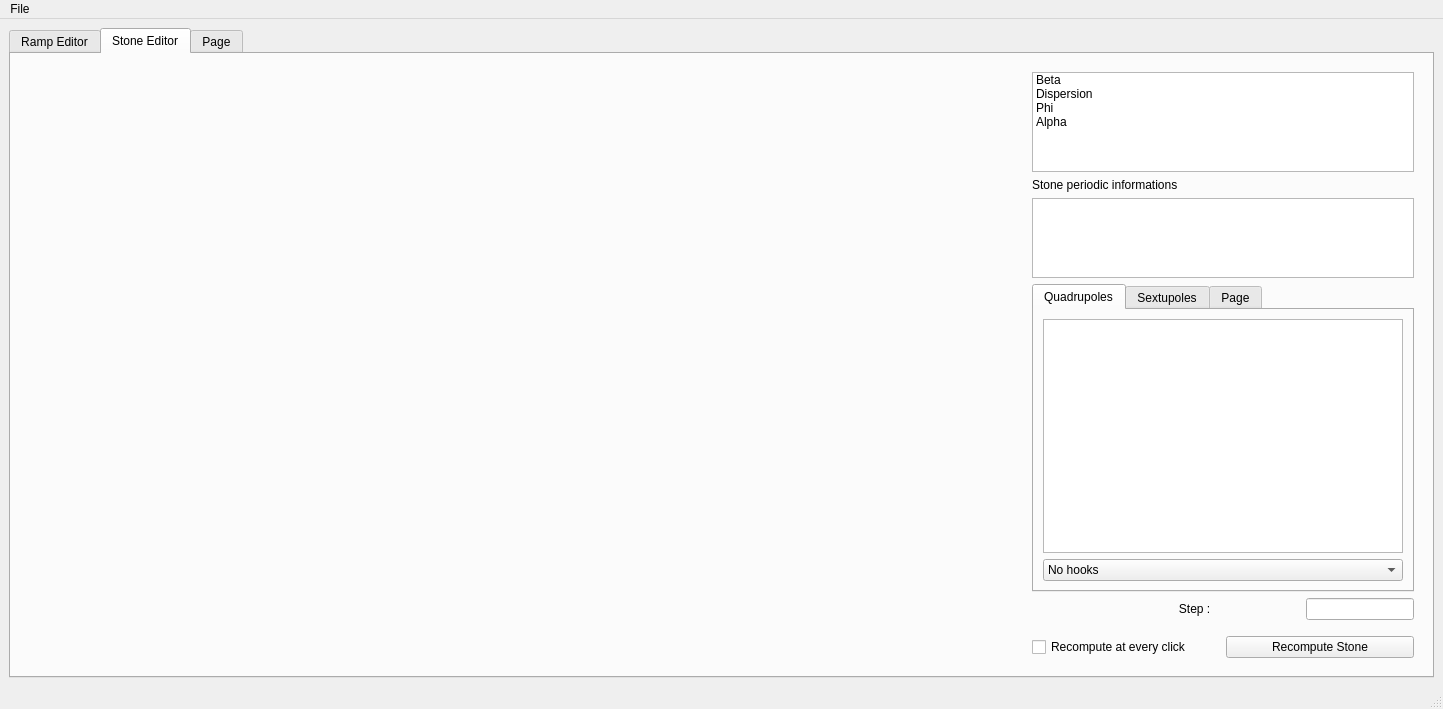
First picture: the form in RampEditor.ui, repository ydutheil/COSYRampEditor, before the edit.
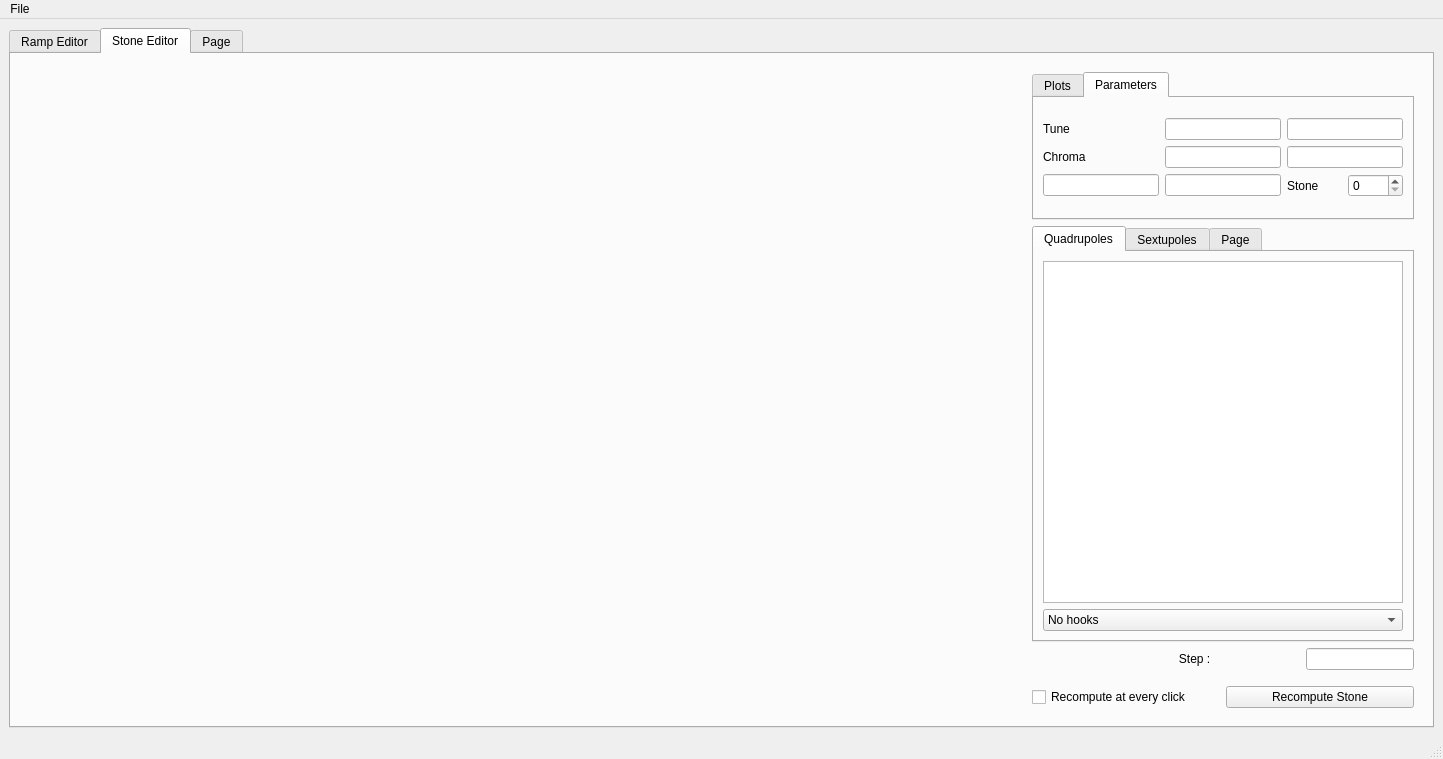
Second picture: the form after the edit.

Commit message: added buttons and data for stone editor

What changed in the file:
```diff
--- a/RampEditor.ui
+++ b/RampEditor.ui
@@ -7,7 +7,7 @@
     <x>0</x>
     <y>0</y>
     <width>1443</width>
-    <height>709</height>
+    <height>759</height>
    </rect>
   </property>
   <property name="windowTitle">
@@ -260,6 +260,18 @@
           </property>
           <layout class="QVBoxLayout" name="verticalLayout_2">
            <item>
+            <widget class="QTabWidget" name="tabWidget_3">
+             <property name="currentIndex">
+              <number>1</number>
+             </property>
+             <widget class="QWidget" name="tab_2">
+              <attribute name="title">
+               <string>Plots</string>
+              </attribute>
+              <layout class="QHBoxLayout" name="horizontalLayout_8">
+               <item>
+                <layout class="QVBoxLayout" name="verticalLayout_7">
+                 <item>
             <widget class="QListWidget" name="Qlist_PlotSelectorStone">
              <property name="sizePolicy">
               <sizepolicy hsizetype="Expanding" vsizetype="Expanding">
@@ -301,24 +313,67 @@
              </item>
             </widget>
            </item>
-           <item>
+                </layout>
+               </item>
+              </layout>
+             </widget>
+             <widget class="QWidget" name="tab_3">
+              <attribute name="title">
+               <string>Parameters</string>
+              </attribute>
+              <layout class="QGridLayout" name="gridLayout_3">
+               <item row="0" column="0">
+                <layout class="QGridLayout" name="gridLayout_2">
+                 <item row="1" column="0">
+                  <widget class="QLabel" name="label_11">
+                   <property name="text">
+                    <string>Chroma</string>
+                   </property>
+                  </widget>
+                 </item>
+                 <item row="2" column="1">
+                  <widget class="QLineEdit" name="Stone_time"/>
+                 </item>
+                 <item row="2" column="0">
+                  <widget class="QLineEdit" name="Stone_pc"/>
+                 </item>
+                 <item row="1" column="1">
+                  <widget class="QLineEdit" name="Stone_Qpx"/>
+                 </item>
+                 <item row="0" column="0">
             <widget class="QLabel" name="label_5">
              <property name="text">
-              <string>Stone periodic informations</string>
+                    <string>Tune</string>
              </property>
             </widget>
            </item>
+                 <item row="0" column="2">
+                  <widget class="QLineEdit" name="Stone_Qy"/>
+                 </item>
+                 <item row="0" column="1">
+                  <widget class="QLineEdit" name="Stone_Qx"/>
+                 </item>
+                 <item row="1" column="2">
+                  <widget class="QLineEdit" name="Stone_Qpy"/>
+                 </item>
+                 <item row="2" column="2">
+                  <layout class="QHBoxLayout" name="horizontalLayout_9">
            <item>
-            <widget class="QTextEdit" name="Stone_infos">
-             <property name="maximumSize">
-              <size>
-               <width>16777215</width>
-               <height>80</height>
-              </size>
-             </property>
-             <property name="readOnly">
-              <bool>true</bool>
-             </property>
+                    <widget class="QLabel" name="label_12">
+                     <property name="text">
+                      <string>Stone</string>
+                     </property>
+                    </widget>
+                   </item>
+                   <item>
+                    <widget class="QSpinBox" name="spinBox_stone"/>
+                   </item>
+                  </layout>
+                 </item>
+                </layout>
+               </item>
+              </layout>
+             </widget>
             </widget>
            </item>
            <item>
```
Lines whose indentation alone changed are shown as unchanged. The commit also changes 5 other files.
